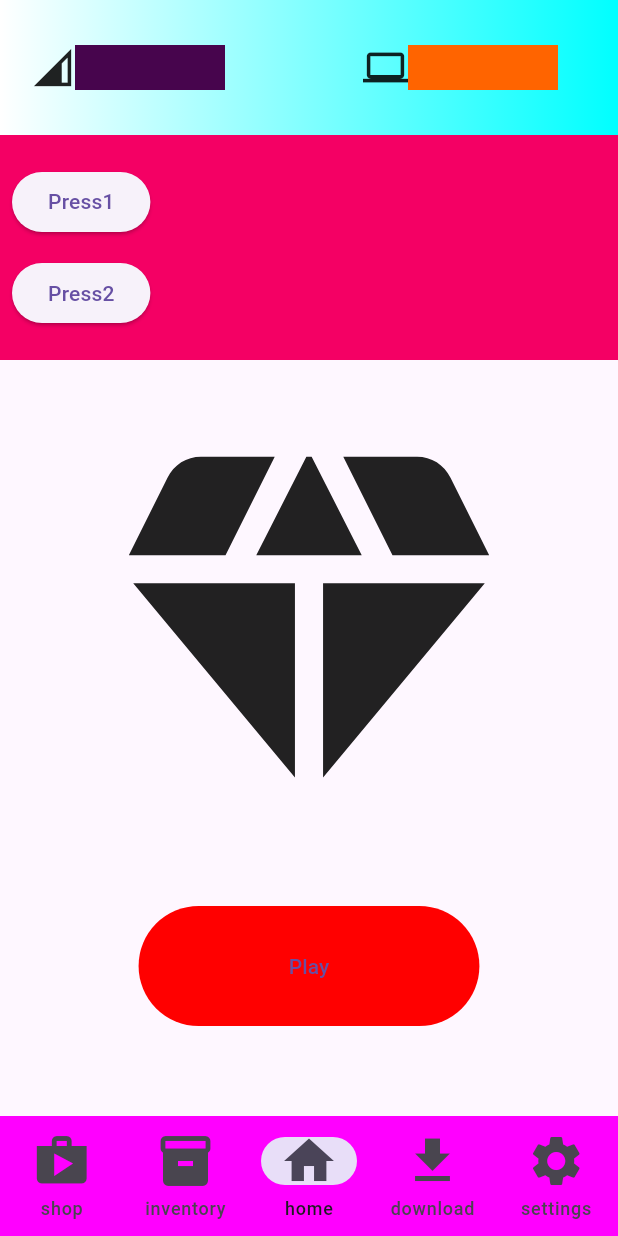
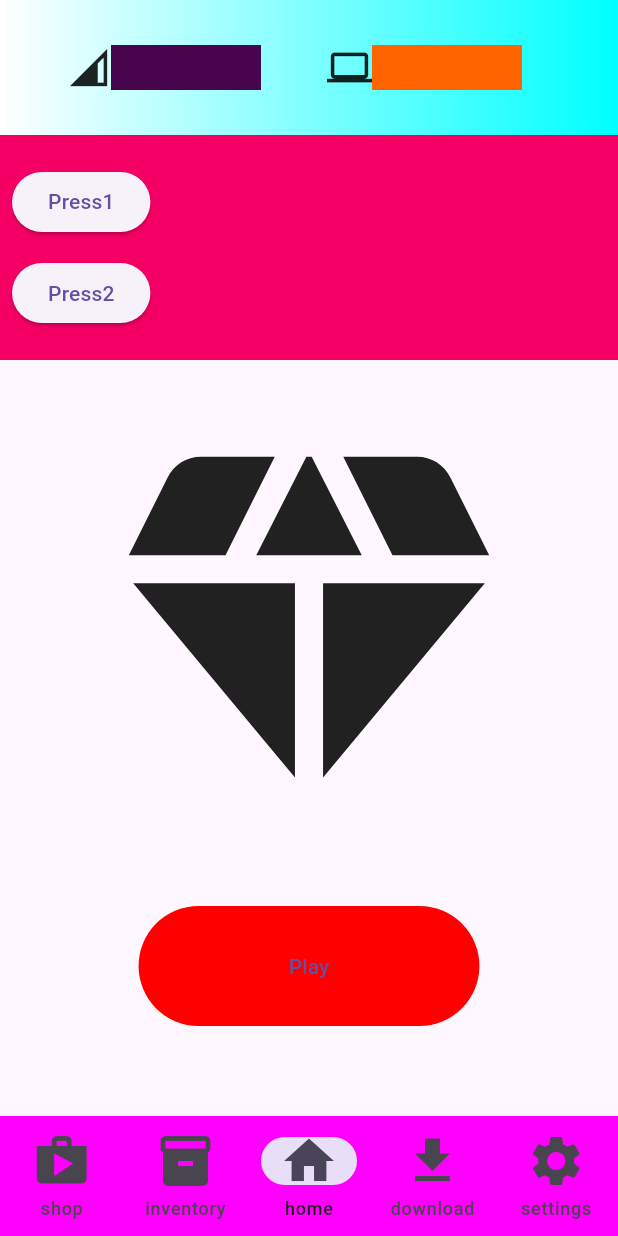
Before and after one commit to BmarMohamed/Wisdom, a Flutter app: the screen it shows after launch, on a phone screen of 412 x 824 dp. Run offline on Flutter 3.47's test engine with Material 3 defaults, Android fonts, the phone set to English and light mode, and no system bars.

Commit message:
fixing magic and xp alignment + shut the linter up

```diff
--- a/analysis_options.yaml
+++ b/analysis_options.yaml
@@ -1 +1,4 @@
 include: package:flutter_lints/flutter.yaml
+analyzer:
+  errors:
+    non_constant_identifier_names: ignore
--- a/lib/layout/app_bar/wisdom_app_bar.dart
+++ b/lib/layout/app_bar/wisdom_app_bar.dart
@@ -3,7 +3,7 @@ import 'package:wisdom/layout/app_bar/magic_counter.dart';
 import 'package:wisdom/layout/app_bar/xp_counter.dart';
 
 
-PreferredSize WisdomAppBar() {
+PreferredSize WisdomAppBar(BuildContext context) {
   return PreferredSize(
     preferredSize: const Size.fromHeight(100),
     child: Container(
@@ -13,12 +13,12 @@ PreferredSize WisdomAppBar() {
           Color.fromRGBO(0, 255, 255, 1)
         ]),
       ),
-      child : const Padding(
-        padding: EdgeInsets.all(20),
+      child : Padding(
+        padding: const EdgeInsets.all(20),
         child: Row(
-        mainAxisAlignment: MainAxisAlignment.spaceBetween,
-        crossAxisAlignment: CrossAxisAlignment.center,
-        children: [
+          mainAxisAlignment: XpAndMagicAlignmet(context),
+          crossAxisAlignment: CrossAxisAlignment.center,
+        children: const [
           XpCounter(),
           MagicCounter()
         ],
@@ -27,3 +27,14 @@ PreferredSize WisdomAppBar() {
     ),
   );
 }
+
+//functions
+//determine Xp and Magic alignment depending on ratio of width and height
+MainAxisAlignment XpAndMagicAlignmet(BuildContext context) {
+  if(MediaQuery.sizeOf(context).height >= MediaQuery.sizeOf(context).width) {
+    return MainAxisAlignment.spaceEvenly;
+  }
+  else {
+    return MainAxisAlignment.end;
+  }
+}
--- a/lib/main.dart
+++ b/lib/main.dart
@@ -15,7 +15,7 @@ class App extends StatelessWidget {
     return SafeArea(
       child : MaterialApp(
           home: Scaffold(
-            appBar: WisdomAppBar(),
+            appBar: WisdomAppBar(context),
             body: const WisdomHomePage(),
             bottomNavigationBar: WisdomNavigationBar(),
           ),
```
